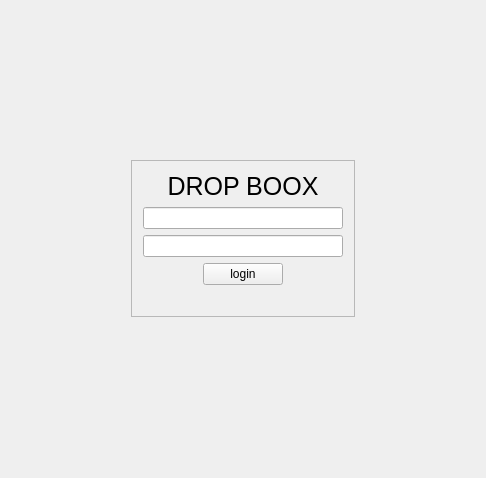
Above: mainwindow.ui from Louie-ru/LMS-INNO before the change. Below: the same form after it.
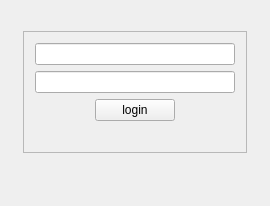
That is the form after the change. Icons and pictures are not drawn.

The edit to the form file:
```diff
--- a/mainwindow.ui
+++ b/mainwindow.ui
@@ -6,8 +6,8 @@
    <rect>
     <x>0</x>
     <y>0</y>
-    <width>486</width>
-    <height>478</height>
+    <width>270</width>
+    <height>206</height>
    </rect>
   </property>
   <property name="windowTitle">
@@ -20,7 +20,7 @@
       <item row="1" column="0">
        <widget class="QLabel" name="label_2">
         <property name="sizePolicy">
-         <sizepolicy hsizetype="Fixed" vsizetype="Fixed">
+         <sizepolicy hsizetype="MinimumExpanding" vsizetype="Fixed">
           <horstretch>0</horstretch>
           <verstretch>0</verstretch>
          </sizepolicy>
@@ -33,8 +33,8 @@
         </property>
         <property name="maximumSize">
          <size>
-          <width>100</width>
-          <height>100</height>
+          <width>250</width>
+          <height>50</height>
          </size>
         </property>
         <property name="text">
@@ -83,21 +83,6 @@
          <enum>QFrame::Raised</enum>
         </property>
         <layout class="QVBoxLayout" name="verticalLayout">
-         <item>
-          <widget class="QLabel" name="label">
-           <property name="font">
-            <font>
-             <pointsize>19</pointsize>
-            </font>
-           </property>
-           <property name="text">
-            <string>DROP BOOX</string>
-           </property>
-           <property name="alignment">
-            <set>Qt::AlignCenter</set>
-           </property>
-          </widget>
-         </item>
          <item>
           <widget class="QLineEdit" name="line_login">
            <property name="minimumSize">
```
Left out of the diff: 7 changed lines with no effect on the pictures.
